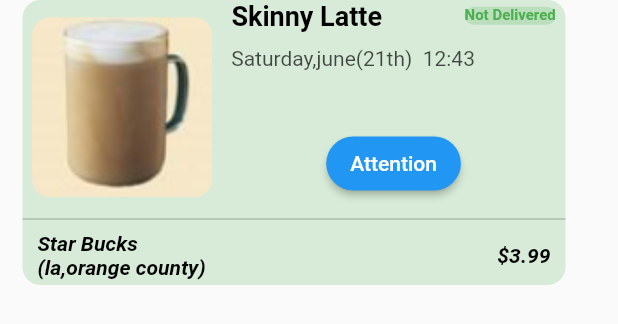
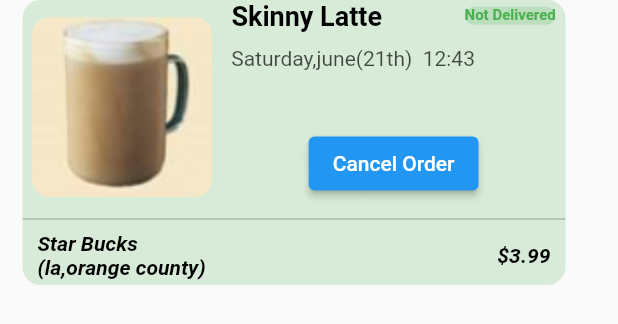
Before and after one commit to simbovk/Uber-eats, a Flutter app: the Order widget shown alone on an empty page, opened directly, on a phone screen of 412 x 824 dp. Shown: the top 324 px of the screen. Run offline on Flutter 3.47's test engine with Material 2 defaults, Android fonts, the phone set to English and light mode, and no system bars; our stand-ins replace flutter_rating_bar.

Commit message:
order cancel button setup

```diff
--- a/lib/Order.dart
+++ b/lib/Order.dart
@@ -165,19 +165,8 @@ class _OrderState extends State<Order> {
                     //         ),
                     //       )),
                     // ),
-                    new RaisedButton(
-                      child: new Text('Attention'),
-                      textColor: Colors.white,
-                      shape: new RoundedRectangleBorder(
-                        borderRadius: new BorderRadius.circular(30.0),
-                      ),
-                      color: pressCancel ? Colors.white : Colors.blue,
-                      highlightColor: Colors.green,
-                      onPressed: () =>
-                          setState(() => pressCancel = !pressCancel),
-                          onLongPress: () =>
-                          setState(() => pressCancel = !pressCancel),
-                    ),
+                    ElevatedButton(onPressed: (){}, child: Text('Cancel Order'),
+                    style: ButtonStyle(),),
                   ],
                 ),
               ],
```
